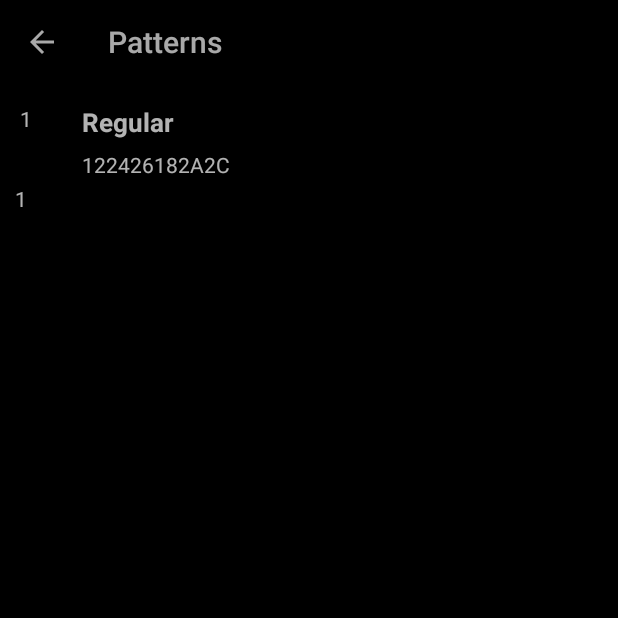
After one commit to adeeteya/Hopon, an Android app: the patternsActivity screen opened directly, with no data from a screen before it, on a phone screen of 412 x 824 dp, the top half of it. The commit adds this screen. Run offline under Robolectric (Android 15) with nearby library versions, the phone set to English and light mode, and no system bars.

Commit message:
second commit

```diff
--- a/app/build.gradle
+++ b/app/build.gradle
@@ -31,6 +31,7 @@ android {
 dependencies {
 
     implementation 'androidx.appcompat:appcompat:1.2.0'
+    implementation "androidx.cursoradapter:cursoradapter:1.0.0"
     implementation 'com.google.android.material:material:1.3.0'
     implementation 'androidx.constraintlayout:constraintlayout:2.0.4'
     testImplementation 'junit:junit:4.+'
--- a/app/src/main/AndroidManifest.xml
+++ b/app/src/main/AndroidManifest.xml
@@ -1,6 +1,9 @@
 <?xml version="1.0" encoding="utf-8"?>
 <manifest xmlns:android="http://schemas.android.com/apk/res/android"
     package="com.aditya.hopon">
+
+    <uses-permission android:name="android.permission.WRITE_EXTERNAL_STORAGE"/>
+    <uses-permission android:name="android.permission.READ_EXTERNAL_STORAGE"/>
 
     <application
         android:allowBackup="true"
@@ -9,7 +12,8 @@
         android:roundIcon="@mipmap/ic_launcher_round"
         android:supportsRtl="true"
         android:theme="@style/Theme.HopOn">
-        <activity android:name=".UserGenActivity"></activity>
+        <activity android:name=".patternsActivity"></activity>
+        <activity android:name=".UserGenActivity" />
         <activity android:name=".MainActivity">
             <intent-filter>
                 <action android:name="android.intent.action.MAIN" />
--- /dev/null
+++ b/app/src/main/java/com/aditya/hopon/DBManager.java
@@ -0,0 +1,61 @@
+package com.aditya.hopon;
+
+import android.content.ContentValues;
+import android.content.Context;
+import android.database.Cursor;
+import android.database.SQLException;
+import android.database.sqlite.SQLiteDatabase;
+
+public class DBManager {
+
+    private DatabaseHelper dbHelper;
+
+    private Context context;
+
+    private SQLiteDatabase database;
+
+    public DBManager(Context c) {
+        context = c;
+    }
+
+    public DBManager open() throws SQLException {
+        dbHelper = new DatabaseHelper(context);
+        database = dbHelper.getWritableDatabase();
+        return this;
+    }
+
+    public void close() {
+        dbHelper.close();
+    }
+
+    public void insert(String name, String sequence,int mode) {
+        ContentValues contentValue = new ContentValues();
+        contentValue.put(DatabaseHelper.NAME, name);
+        contentValue.put(DatabaseHelper.SEQUENCE, sequence);
+        contentValue.put(DatabaseHelper.MODE,mode);
+        database.insert(DatabaseHelper.TABLE_NAME, null, contentValue);
+    }
+
+    public Cursor fetch() {
+        String[] columns = new String[] { DatabaseHelper._ID, DatabaseHelper.NAME, DatabaseHelper.SEQUENCE,DatabaseHelper.MODE };
+        Cursor cursor = database.query(DatabaseHelper.TABLE_NAME, columns, null, null, null, null, null);
+        if (cursor != null) {
+            cursor.moveToFirst();
+        }
+        return cursor;
+    }
+
+    public int update(long _id, String name, String desc,int mode) {
+        ContentValues contentValues = new ContentValues();
+        contentValues.put(DatabaseHelper.NAME, name);
+        contentValues.put(DatabaseHelper.SEQUENCE, desc);
+        contentValues.put(DatabaseHelper.MODE,mode);
+        int i = database.update(DatabaseHelper.TABLE_NAME, contentValues, DatabaseHelper._ID + " = " + _id, null);
+        return i;
+    }
+
+    public void delete(long _id) {
+        database.delete(DatabaseHelper.TABLE_NAME, DatabaseHelper._ID + "=" + _id, null);
+    }
+
+}
--- /dev/null
+++ b/app/src/main/java/com/aditya/hopon/DatabaseHelper.java
@@ -0,0 +1,40 @@
+package com.aditya.hopon;
+
+import android.content.Context;
+import android.database.sqlite.SQLiteDatabase;
+import android.database.sqlite.SQLiteOpenHelper;
+
+public class DatabaseHelper extends SQLiteOpenHelper {
+
+    // Table Name
+    public static final String TABLE_NAME = "Patterns";
+
+    // Table columns
+    public static final String _ID = "_id";
+    public static final String NAME = "name";
+    public static final String SEQUENCE = "sequence";
+    public static final String MODE = "mode";
+    // Database Information
+    static final String DB_NAME = "Hopon_Patterns.DB";
+
+    // database version
+    static final int DB_VERSION = 1;
+    // Creating table query
+    private static final String CREATE_TABLE = "create table " + TABLE_NAME + "(" + _ID
+            + " INTEGER PRIMARY KEY AUTOINCREMENT, " + NAME + " TEXT NOT NULL, " + SEQUENCE + " TEXT, " + MODE +" INTEGER);";
+
+    public DatabaseHelper(Context context) {
+        super(context, DB_NAME, null, DB_VERSION);
+    }
+
+    @Override
+    public void onCreate(SQLiteDatabase db) {
+        db.execSQL(CREATE_TABLE);
+    }
+
+    @Override
+    public void onUpgrade(SQLiteDatabase db, int oldVersion, int newVersion) {
+        db.execSQL("DROP TABLE IF EXISTS " + TABLE_NAME);
+        onCreate(db);
+    }
+}
--- /dev/null
+++ b/app/src/main/java/com/aditya/hopon/patternsActivity.java
@@ -0,0 +1,63 @@
+package com.aditya.hopon;
+
+import androidx.appcompat.app.AppCompatActivity;
+import androidx.appcompat.widget.Toolbar;
+import androidx.cursoradapter.widget.SimpleCursorAdapter;
+
+import android.content.ContentValues;
+import android.content.SharedPreferences;
+import android.database.Cursor;
+import android.os.Bundle;
+import android.view.MenuItem;
+import android.widget.AdapterView;
+import android.widget.ListView;
+import android.widget.TextView;
+
+public class patternsActivity extends AppCompatActivity {
+    private TextView toolbartitle;
+    private DBManager dbManager;
+    private ListView listView;
+    private SimpleCursorAdapter adapter;
+    final String[] from = new String[] { DatabaseHelper._ID,
+            DatabaseHelper.NAME, DatabaseHelper.SEQUENCE,DatabaseHelper.MODE};
+    final int[] to = new int[] { R.id.patternid, R.id.patternname, R.id.patternsequence , R.id.patternmode};
+    @Override
+    protected void onCreate(Bundle savedInstanceState) {
+        super.onCreate(savedInstanceState);
+        setContentView(R.layout.activity_pattern);
+        Toolbar toolbar = findViewById(R.id.pattern_toolbar);
+        toolbar.setTitle("Patterns");
+        toolbartitle = findViewById(R.id.toolbar_title);
+        toolbartitle.setText("");
+        setSupportActionBar(toolbar);
+        getSupportActionBar().setDisplayHomeAsUpEnabled(true);
+        SharedPreferences sharedPreferences=getSharedPreferences("sharedPrefs",MODE_PRIVATE);
+        boolean firstStart=sharedPreferences.getBoolean("firstStart",true);
+        dbManager = new DBManager(this);
+        dbManager.open();
+        if(firstStart){
+            dbManager.insert("Regular","122426182A2C",1);
+            SharedPreferences.Editor editor=sharedPreferences.edit();
+            editor.putBoolean("firstStart",false);
+            editor.apply();
+        }
+        Cursor cursor = dbManager.fetch();
+
+        listView = (ListView) findViewById(R.id.patterns_list);
+        listView.setEmptyView(findViewById(R.id.emptytextpattern));
+
+        adapter = new SimpleCursorAdapter(this, R.layout.pattern_view_layout, cursor, from, to, 0);
+        adapter.notifyDataSetChanged();
+        listView.setAdapter(adapter);
+
+    }
+    @Override
+    public boolean onOptionsItemSelected(MenuItem item) {
+        switch (item.getItemId()) {
+            case android.R.id.home:
+                finish();
+                return true;
+        }
+        return super.onOptionsItemSelected(item);
+    }
+}
--- a/app/src/main/res/layout/activity_main.xml
+++ b/app/src/main/res/layout/activity_main.xml
@@ -25,7 +25,6 @@
                 android:layout_width="match_parent"
                 android:layout_height="wrap_content"
                 android:layout_rowWeight="1"
-                android:clickable="true"
                 android:layout_columnWeight="1"
                 android:layout_marginLeft="16dp"
                 android:layout_marginRight="16dp"
@@ -33,9 +32,11 @@
                 app:cardElevation="8dp"
                 app:cardCornerRadius="8dp">
                 <LinearLayout
+                    android:id="@+id/pattern_main_layout"
                     android:layout_width="match_parent"
                     android:layout_height="175dp"
                     android:orientation="vertical"
+                    android:clickable="true"
                     android:background="@drawable/gradient_1"
                     android:weightSum="2">
                     <LinearLayout
--- /dev/null
+++ b/app/src/main/res/layout/activity_pattern.xml
@@ -0,0 +1,25 @@
+<?xml version="1.0" encoding="utf-8"?>
+<RelativeLayout xmlns:android="http://schemas.android.com/apk/res/android"
+    xmlns:app="http://schemas.android.com/apk/res-auto"
+    xmlns:tools="http://schemas.android.com/tools"
+    android:layout_width="match_parent"
+    android:layout_height="match_parent"
+    android:background="?attr/colorOnPrimary"
+    tools:context=".patternsActivity">
+    <include
+        android:id="@+id/pattern_toolbar"
+        layout="@layout/toolbar" />
+    <ListView
+        android:layout_below="@+id/pattern_toolbar"
+        android:id="@+id/patterns_list"
+        android:layout_width="match_parent"
+        android:layout_height="wrap_content"
+        android:padding="10dp"
+        android:dividerHeight="1dp"/>
+    <TextView
+        android:id="@+id/emptytextpattern"
+        android:layout_width="wrap_content"
+        android:layout_height="wrap_content"
+        android:layout_centerInParent="true"
+        android:text="Empty"/>
+</RelativeLayout>
--- /dev/null
+++ b/app/src/main/res/layout/fragment_emp_list.xml
@@ -0,0 +1,5 @@
+<?xml version="1.0" encoding="utf-8"?>
+<RelativeLayout xmlns:android="http://schemas.android.com/apk/res/android"
+    android:layout_width="match_parent" android:layout_height="match_parent">
+
+</RelativeLayout>
--- /dev/null
+++ b/app/src/main/res/layout/pattern_view_layout.xml
@@ -0,0 +1,45 @@
+<?xml version="1.0" encoding="utf-8"?>
+<RelativeLayout xmlns:android="http://schemas.android.com/apk/res/android"
+    android:layout_width="match_parent"
+    android:layout_height="wrap_content"
+    android:orientation="vertical" >
+    <TextView
+        android:id="@+id/patternid"
+        android:layout_width="25dp"
+        android:layout_height="wrap_content"
+        android:layout_alignParentLeft="true"
+        android:layout_alignParentTop="true"
+        android:layout_marginRight="6dp"
+        android:padding="3dp"
+        android:visibility="visible" />
+
+    <TextView
+        android:id="@+id/patternname"
+        android:layout_width="fill_parent"
+        android:layout_height="wrap_content"
+        android:layout_marginLeft="10dp"
+        android:layout_toRightOf="@id/patternid"
+        android:maxLines="1"
+        android:padding="3dp"
+        android:textSize="17sp"
+        android:textStyle="bold" />
+
+    <TextView
+        android:id="@+id/patternsequence"
+        android:layout_width="fill_parent"
+        android:layout_height="wrap_content"
+        android:layout_below="@id/patternname"
+        android:layout_marginLeft="10dp"
+        android:layout_toRightOf="@id/patternid"
+        android:ellipsize="end"
+        android:maxLines="2"
+        android:padding="3dp"
+        android:visibility="visible" />
+
+    <TextView
+        android:id="@+id/patternmode"
+        android:layout_width="wrap_content"
+        android:layout_height="wrap_content"
+        android:layout_below="@+id/patternsequence" />
+
+</RelativeLayout>
--- a/app/src/main/res/layout/toolbar.xml
+++ b/app/src/main/res/layout/toolbar.xml
@@ -7,6 +7,7 @@
     android:elevation="4dp"
     android:theme="@style/ThemeOverlay.AppCompat.ActionBar">
     <TextView
+        android:id="@+id/toolbar_title"
         android:layout_width="wrap_content"
         android:layout_height="wrap_content"
         android:text="@string/app_name"
```
Also changed, not shown: app/src/main/java/com/aditya/hopon/MainActivity.java (+12 -0 lines), app/src/main/res/drawable/box.xml (added, +9 -0 lines).
